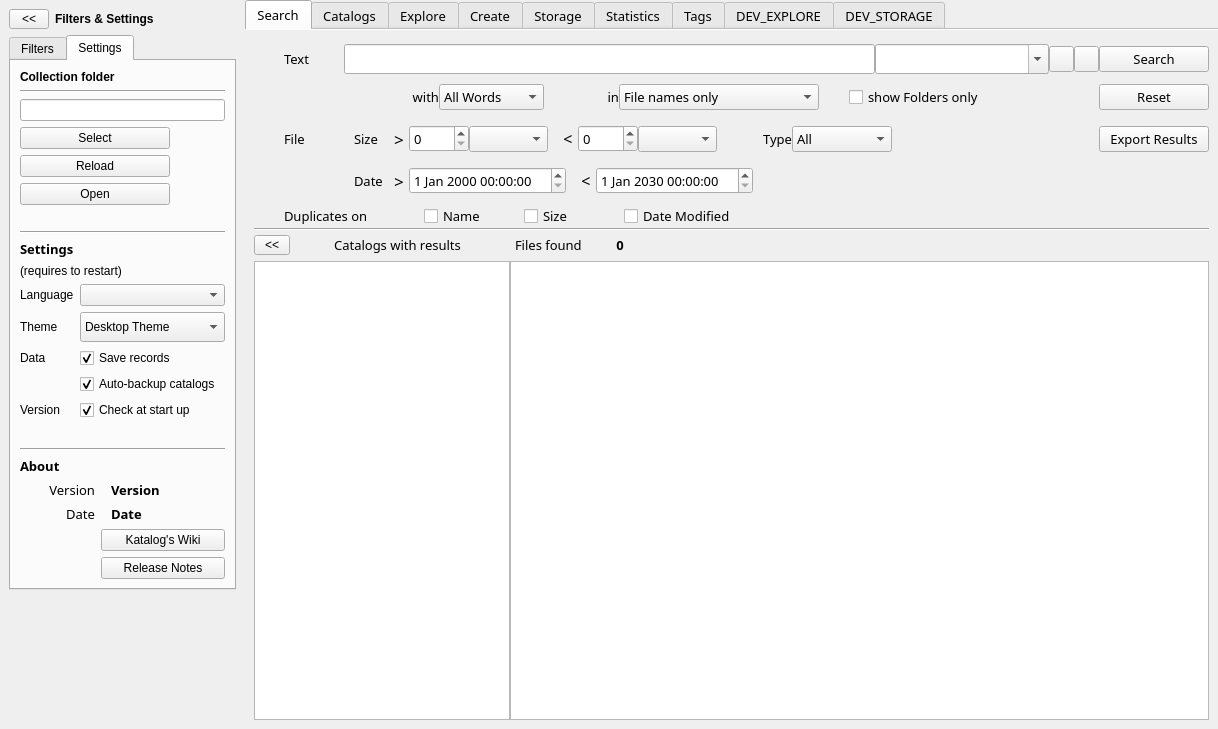
StephaneCouturier/Katalog, file mainwindow.ui: the form before one commit.
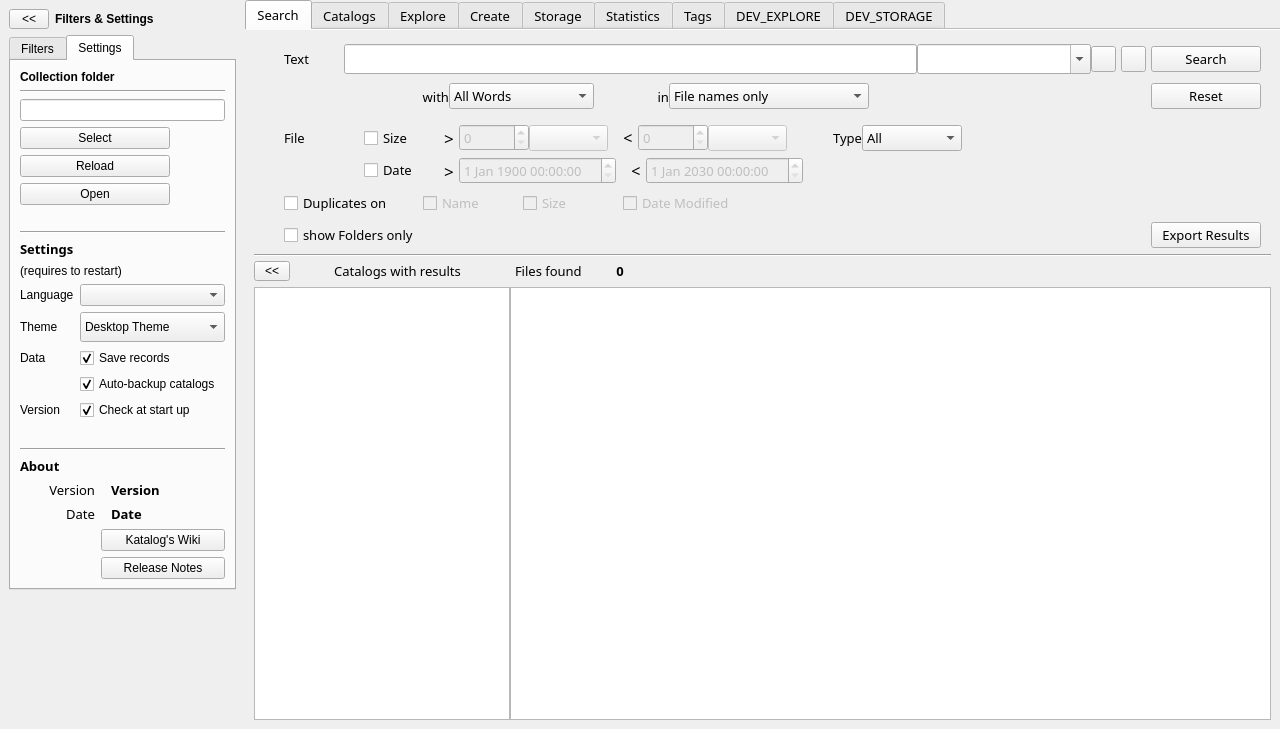
The form after the commit. Icons and pictures are not drawn. Custom widgets are drawn as their Qt base class.

The edit to the form file:
```diff
--- a/mainwindow.ui
+++ b/mainwindow.ui
@@ -9,13 +9,13 @@
    <rect>
     <x>0</x>
     <y>0</y>
-    <width>1218</width>
+    <width>1280</width>
     <height>729</height>
    </rect>
   </property>
   <property name="minimumSize">
    <size>
-    <width>900</width>
+    <width>1080</width>
     <height>0</height>
    </size>
   </property>
@@ -974,6 +974,22 @@
               </property>
              </widget>
             </item>
+            <item>
+             <spacer name="Search_horizontalSpacer_14">
+              <property name="orientation">
+               <enum>Qt::Horizontal</enum>
+              </property>
+              <property name="sizeType">
+               <enum>QSizePolicy::Fixed</enum>
+              </property>
+              <property name="sizeHint" stdset="0">
+               <size>
+                <width>5</width>
+                <height>20</height>
+               </size>
+              </property>
+             </spacer>
+            </item>
             <item>
              <widget class="QPushButton" name="Search_pushButton_CleanSearchText">
               <property name="minimumSize">
@@ -1000,6 +1016,22 @@
               </property>
              </widget>
             </item>
+            <item>
+             <spacer name="Search_horizontalSpacer_15">
+              <property name="orientation">
+               <enum>Qt::Horizontal</enum>
+              </property>
+              <property name="sizeType">
+               <enum>QSizePolicy::Fixed</enum>
+              </property>
+              <property name="sizeHint" stdset="0">
+               <size>
+                <width>5</width>
+                <height>20</height>
+               </size>
+              </property>
+             </spacer>
+            </item>
             <item>
              <widget class="QPushButton" name="Search_pushButton_Search">
               <property name="sizePolicy">
@@ -1035,6 +1067,22 @@
               </property>
              </widget>
             </item>
+            <item>
+             <spacer name="Search_horizontalSpacer_13">
+              <property name="orientation">
+               <enum>Qt::Horizontal</enum>
+              </property>
+              <property name="sizeType">
+               <enum>QSizePolicy::Fixed</enum>
+              </property>
+              <property name="sizeHint" stdset="0">
+               <size>
+                <width>10</width>
+                <height>20</height>
+               </size>
+              </property>
+             </spacer>
+            </item>
            </layout>
           </item>
           <item>
@@ -1056,7 +1104,7 @@
               <property name="minimumSize">
                <size>
                 <width>110</width>
-                <height>46</height>
+                <height>45</height>
                </size>
               </property>
               <property name="maximumSize">
@@ -1099,6 +1147,9 @@
               <property name="text">
                <string/>
               </property>
+              <property name="alignment">
+               <set>Qt::AlignLeading|Qt::AlignLeft|Qt::AlignTop</set>
+              </property>
              </widget>
             </item>
             <item>
@@ -1111,7 +1162,7 @@
               </property>
               <property name="minimumSize">
                <size>
-                <width>45</width>
+                <width>55</width>
                 <height>0</height>
                </size>
               </property>
@@ -1142,7 +1193,7 @@
              <widget class="QComboBox" name="Search_comboBox_TextCriteria">
               <property name="minimumSize">
                <size>
-                <width>100</width>
+                <width>145</width>
                 <height>0</height>
                </size>
               </property>
@@ -1281,51 +1332,6 @@
               </item>
              </widget>
             </item>
-            <item>
-             <spacer name="Search_horizontalSpacer_02">
-              <property name="orientation">
-               <enum>Qt::Horizontal</enum>
-              </property>
-              <property name="sizeType">
-               <enum>QSizePolicy::Fixed</enum>
-              </property>
-              <property name="sizeHint" stdset="0">
-               <size>
-                <width>10</width>
-                <height>20</height>
-               </size>
-              </property>
-             </spacer>
-            </item>
-            <item>
-             <widget class="QLabel" name="Search_label_LinkImage05">
-              <property name="minimumSize">
-               <size>
-                <width>20</width>
-                <height>0</height>
-               </size>
-              </property>
-              <property name="styleSheet">
-               <string notr="true">background: url(:/images/link-h.png)  repeat-x center;</string>
-              </property>
-              <property name="text">
-               <string/>
-              </property>
-             </widget>
-            </item>
-            <item>
-             <widget class="QCheckBox" name="Search_checkBox_ShowFolders">
-              <property name="toolTip">
-               <string>Choose to only show folders as results</string>
-              </property>
-              <property name="text">
-               <string>show Folders only</string>
-              </property>
-              <property name="tristate">
-               <bool>false</bool>
-              </property>
-             </widget>
-            </item>
             <item>
              <spacer name="Search_horizontalSpacer_03">
               <property name="orientation">
@@ -1362,6 +1368,22 @@
               </property>
              </widget>
             </item>
+            <item>
+             <spacer name="Search_horizontalSpacer_16">
+              <property name="orientation">
+               <enum>Qt::Horizontal</enum>
+              </property>
+              <property name="sizeType">
+               <enum>QSizePolicy::Fixed</enum>
+              </property>
+              <property name="sizeHint" stdset="0">
+               <size>
+                <width>10</width>
+                <height>20</height>
+               </size>
+              </property>
+             </spacer>
+            </item>
            </layout>
           </item>
           <item>
@@ -1416,7 +1438,7 @@
               </property>
               <property name="minimumSize">
                <size>
-                <width>70</width>
+                <width>60</width>
                 <height>0</height>
                </size>
               </property>
@@ -1444,16 +1466,50 @@
              </widget>
             </item>
             <item>
-             <widget class="QLabel" name="Search_label_Size">
+             <widget class="QLabel" name="Search_label_LinkImage06">
+              <property name="sizePolicy">
+               <sizepolicy hsizetype="Fixed" vsizetype="Preferred">
+                <horstretch>0</horstretch>
+                <verstretch>0</verstretch>
+               </sizepolicy>
+              </property>
               <property name="minimumSize">
                <size>
-                <width>35</width>
+                <width>20</width>
+                <height>0</height>
+               </size>
+              </property>
+              <property name="maximumSize">
+               <size>
+                <width>40</width>
+                <height>16777215</height>
+               </size>
+              </property>
+              <property name="styleSheet">
+               <string notr="true">background: url(:/images/link-h.png)  repeat-x center;</string>
+              </property>
+              <property name="text">
+               <string/>
+              </property>
+             </widget>
+            </item>
+            <item>
+             <widget class="QCheckBox" name="Search_checkBox_Size">
+              <property name="enabled">
+               <bool>true</bool>
+              </property>
+              <property name="minimumSize">
+               <size>
+                <width>75</width>
                 <height>0</height>
                </size>
               </property>
               <property name="text">
                <string>Size</string>
               </property>
+              <property name="checked">
+               <bool>false</bool>
+              </property>
              </widget>
             </item>
             <item>
@@ -1486,9 +1542,12 @@
             </item>
             <item>
              <widget class="QSpinBox" name="Search_spinBox_FileTypeMinimumSize">
+              <property name="enabled">
+               <bool>false</bool>
+              </property>
               <property name="minimumSize">
                <size>
-                <width>60</width>
+                <width>70</width>
                 <height>0</height>
                </size>
               </property>
@@ -1498,6 +1557,9 @@
                 <height>16777215</height>
                </size>
               </property>
+              <property name="buttonSymbols">
+               <enum>QAbstractSpinBox::UpDownArrows</enum>
+              </property>
               <property name="maximum">
                <number>1000</number>
               </property>
@@ -1505,6 +1567,15 @@
             </item>
             <item>
              <widget class="QComboBox" name="Search_comboBox_MinSizeUnit">
+              <property name="enabled">
+               <bool>false</bool>
+              </property>
+              <property name="minimumSize">
+               <size>
+                <width>75</width>
+                <height>0</height>
+               </size>
+              </property>
               <property name="maximumSize">
                <size>
                 <width>80</width>
@@ -1562,9 +1633,12 @@
             </item>
             <item>
              <widget class="QSpinBox" name="Search_spinBox_MaximumSize">
+              <property name="enabled">
+               <bool>false</bool>
+              </property>
               <property name="minimumSize">
                <size>
-                <width>60</width>
+                <width>70</width>
                 <height>0</height>
                </size>
               </property>
@@ -1581,9 +1655,12 @@
             </item>
             <item>
              <widget class="QComboBox" name="Search_comboBox_MaxSizeUnit">
+              <property name="enabled">
+               <bool>false</bool>
+              </property>
               <property name="minimumSize">
                <size>
-                <width>65</width>
+                <width>75</width>
                 <height>0</height>
                </size>
               </property>
@@ -1779,29 +1856,6 @@
               </property>
              </spacer>
             </item>
-            <item>
-             <widget class="QPushButton" name="Search_pushButton_ExportResults">
-              <property name="enabled">
-               <bool>true</bool>
-              </property>
-              <property name="minimumSize">
-               <size>
-                <width>110</width>
-                <height>0</height>
-               </size>
-              </property>
-              <property name="toolTip">
-               <string>Export the search results to a csv file</string>
-              </property>
-              <property name="text">
-               <string>Export Results</string>
-              </property>
-              <property name="icon">
-               <iconset theme="document-export">
-                <normaloff>.</normaloff>.</iconset>
-              </property>
-             </widget>
-            </item>
            </layout>
           </item>
           <item>
@@ -1813,7 +1867,7 @@
              <number>0</number>
             </property>
             <item>
-             <widget class="QLabel" name="Search_label_LinkImage12">
+             <widget class="QLabel" name="Search_label_LinkImage05">
               <property name="sizePolicy">
                <sizepolicy hsizetype="Fixed" vsizetype="Preferred">
                 <horstretch>0</horstretch>
@@ -1822,14 +1876,14 @@
               </property>
               <property name="minimumSize">
                <size>
-                <width>100</width>
-                <height>46</height>
+                <width>80</width>
+                <height>0</height>
                </size>
               </property>
               <property name="maximumSize">
                <size>
-                <width>16777215</width>
-                <height>46</height>
+                <width>40</width>
+                <height>16777215</height>
                </size>
               </property>
               <property name="styleSheet">
@@ -1838,19 +1892,59 @@
               <property name="text">
                <string/>
               </property>
+              <property name="alignment">
+               <set>Qt::AlignLeading|Qt::AlignLeft|Qt::AlignTop</set>
+              </property>
              </widget>
             </item>
             <item>
-             <widget class="QLabel" name="Search_label_Date">
+             <widget class="QLabel" name="Search_label_LinkImage07">
+              <property name="sizePolicy">
+               <sizepolicy hsizetype="Fixed" vsizetype="Preferred">
+                <horstretch>0</horstretch>
+                <verstretch>0</verstretch>
+               </sizepolicy>
+              </property>
               <property name="minimumSize">
                <size>
-                <width>35</width>
+                <width>30</width>
+                <height>0</height>
+               </size>
+              </property>
+              <property name="maximumSize">
+               <size>
+                <width>40</width>
+                <height>16777215</height>
+               </size>
+              </property>
+              <property name="styleSheet">
+               <string notr="true">background: url(:/images/link-tree-end.png) no-repeat left;</string>
+              </property>
+              <property name="text">
+               <string/>
+              </property>
+              <property name="alignment">
+               <set>Qt::AlignLeading|Qt::AlignLeft|Qt::AlignTop</set>
+              </property>
+             </widget>
+            </item>
+            <item>
+             <widget class="QCheckBox" name="Search_checkBox_Date">
+              <property name="enabled">
+               <bool>true</bool>
+              </property>
+              <property name="minimumSize">
+               <size>
+                <width>75</width>
                 <height>0</height>
                </size>
               </property>
               <property name="text">
                <string>Date</string>
               </property>
+              <property name="checked">
+               <bool>false</bool>
+              </property>
              </widget>
             </item>
             <item>
@@ -1882,7 +1976,18 @@
              </widget>
             </item>
             <item>
-             <widget class="QDateTimeEdit" name="Search_dateTimeEdit_Min"/>
+             <widget class="QDateTimeEdit" name="Search_dateTimeEdit_Min">
+              <property name="enabled">
+               <bool>false</bool>
+              </property>
+              <property name="date">
+               <date>
+                <year>1900</year>
+                <month>1</month>
+                <day>1</day>
+               </date>
+              </property>
+             </widget>
             </item>
             <item>
              <spacer name="Search_horizontalSpacer_11">
@@ -1930,6 +2035,9 @@
             </item>
             <item>
              <widget class="QDateTimeEdit" name="Search_dateTimeEdit_Max">
+              <property name="enabled">
+               <bool>false</bool>
+              </property>
               <property name="date">
                <date>
                 <year>2030</year>
@@ -1960,7 +2068,7 @@
           <item>
            <layout class="QHBoxLayout" name="Search_horizontalLayout_Duplicates">
             <item>
-             <widget class="QLabel" name="Search_label_LinkImage09">
+             <widget class="QLabel" name="Search_label_LinkImage13">
               <property name="sizePolicy">
                <sizepolicy hsizetype="Fixed" vsizetype="Preferred">
                 <horstretch>0</horstretch>
@@ -1970,17 +2078,17 @@
               <property name="minimumSize">
                <size>
                 <width>30</width>
-                <height>0</height>
+                <height>38</height>
                </size>
               </property>
               <property name="maximumSize">
                <size>
-                <width>40</width>
+                <width>25</width>
                 <height>16777215</height>
                </size>
               </property>
               <property name="styleSheet">
-               <string notr="true">background: url(:/images/link-tree-end.png) no-repeat left;</string>
+               <string notr="true">background: url(:/images/link-tree-mid.png) repeat-y left;</string>
               </property>
               <property name="text">
                <string/>
@@ -1991,47 +2099,39 @@
              </widget>
             </item>
             <item>
-             <widget class="QLabel" name="Search_label_DuplicatesOn">
-              <property name="enabled">
-               <bool>true</bool>
-              </property>
-              <property name="sizePolicy">
-               <sizepolicy hsizetype="Fixed" vsizetype="Preferred">
-                <horstretch>0</horstretch>
-                <verstretch>0</verstretch>
-               </sizepolicy>
-              </property>
-              <property name="minimumSize">
-               <size>
-                <width>140</width>
-                <height>0</height>
-               </size>
-              </property>
-              <property name="maximumSize">
-               <size>
-                <width>200</width>
-                <height>16777215</height>
-               </size>
-              </property>
-              <property name="font">
-               <font>
-                <family>Noto Sans</family>
-                <pointsize>10</pointsize>
-               </font>
+             <widget class="QCheckBox" name="Search_checkBox_Duplicates">
+              <property name="toolTip">
+               <string>Choose to only show folders as results</string>
               </property>
               <property name="text">
                <string>Duplicates on</string>
               </property>
-              <property name="alignment">
-               <set>Qt::AlignLeading|Qt::AlignLeft|Qt::AlignVCenter</set>
-              </property>
-              <property name="margin">
-               <number>6</number>
+              <property name="tristate">
+               <bool>false</bool>
               </property>
              </widget>
             </item>
+            <item>
+             <spacer name="Search_horizontalSpacer_12">
+              <property name="orientation">
+               <enum>Qt::Horizontal</enum>
+              </property>
+              <property name="sizeType">
+               <enum>QSizePolicy::Fixed</enum>
+              </property>
+              <property name="sizeHint" stdset="0">
+               <size>
+                <width>30</width>
+                <height>20</height>
+               </size>
+              </property>
+             </spacer>
+            </item>
             <item>
              <widget class="QCheckBox" name="Search_checkBox_DuplicateName">
+              <property name="enabled">
+               <bool>false</bool>
+              </property>
               <property name="minimumSize">
                <size>
                 <width>100</width>
@@ -2045,6 +2145,9 @@
             </item>
             <item>
              <widget class="QCheckBox" name="Search_checkBox_DuplicateSize">
+              <property name="enabled">
+               <bool>false</bool>
+              </property>
               <property name="minimumSize">
                <size>
                 <width>100</width>
@@ -2058,6 +2161,9 @@
             </item>
             <item>
              <widget class="QCheckBox" name="Search_checkBox_DuplicateDateModified">
+              <property name="enabled">
+               <bool>false</bool>
+              </property>
               <property name="minimumSize">
                <size>
                 <width>150</width>
@@ -2087,6 +2193,115 @@
             </item>
            </layout>
           </item>
+          <item>
+           <layout class="QHBoxLayout" name="Search_horizontalLayout_ShowResults">
+            <property name="topMargin">
+             <number>0</number>
+            </property>
+            <property name="bottomMargin">
+             <number>6</number>
+            </property>
+            <item>
+             <widget class="QLabel" name="Search_label_LinkImage09">
+              <property name="sizePolicy">
+               <sizepolicy hsizetype="Fixed" vsizetype="Preferred">
+                <horstretch>0</horstretch>
+                <verstretch>0</verstretch>
+               </sizepolicy>
+              </property>
+              <property name="minimumSize">
+               <size>
+                <width>30</width>
+                <height>0</height>
+               </size>
+              </property>
+              <property name="maximumSize">
+               <size>
+                <width>40</width>
+                <height>16777215</height>
+               </size>
+              </property>
+              <property name="styleSheet">
+               <string notr="true">background: url(:/images/link-tree-end.png) no-repeat left;</string>
+              </property>
+              <property name="text">
+               <string/>
+              </property>
+              <property name="alignment">
+               <set>Qt::AlignLeading|Qt::AlignLeft|Qt::AlignTop</set>
+              </property>
+             </widget>
+            </item>
+            <item>
+             <widget class="QCheckBox" name="Search_checkBox_ShowFolders">
+              <property name="toolTip">
+               <string>Choose to only show folders as results</string>
+              </property>
+              <property name="text">
+               <string>show Folders only</string>
+              </property>
+              <property name="tristate">
+               <bool>false</bool>
+              </property>
+             </widget>
+            </item>
+            <item>
+             <spacer name="Search_horizontalSpacer_4">
+              <property name="orientation">
+               <enum>Qt::Horizontal</enum>
+              </property>
+              <property name="sizeType">
+               <enum>QSizePolicy::Expanding</enum>
+              </property>
+              <property name="sizeHint" stdset="0">
+               <size>
+                <width>100</width>
+                <height>20</height>
+               </size>
+              </property>
+             </spacer>
+            </item>
+            <item>
+             <widget class="QPushButton" name="Search_pushButton_ExportResults">
+              <property name="enabled">
+               <bool>true</bool>
+              </property>
+              <property name="minimumSize">
+               <size>
+                <width>110</width>
+                <height>0</height>
+               </size>
+              </property>
+              <property name="toolTip">
+               <string>Export the search results to a csv file</string>
+              </property>
+              <property name="text">
+               <string>Export Results</string>
+              </property>
+              <property name="icon">
+               <iconset theme="document-export">
+                <normaloff>.</normaloff>.</iconset>
+              </property>
+             </widget>
+            </item>
+            <item>
+             <spacer name="Search_horizontalSpacer_17">
+              <property name="orientation">
+               <enum>Qt::Horizontal</enum>
+              </property>
+              <property name="sizeType">
+               <enum>QSizePolicy::Fixed</enum>
+              </property>
+              <property name="sizeHint" stdset="0">
+               <size>
+                <width>10</width>
+                <height>20</height>
+               </size>
+              </property>
+             </spacer>
+            </item>
+           </layout>
+          </item>
           <item>
            <widget class="Line" name="Search_line_SeparateResults">
             <property name="lineWidth">
```
